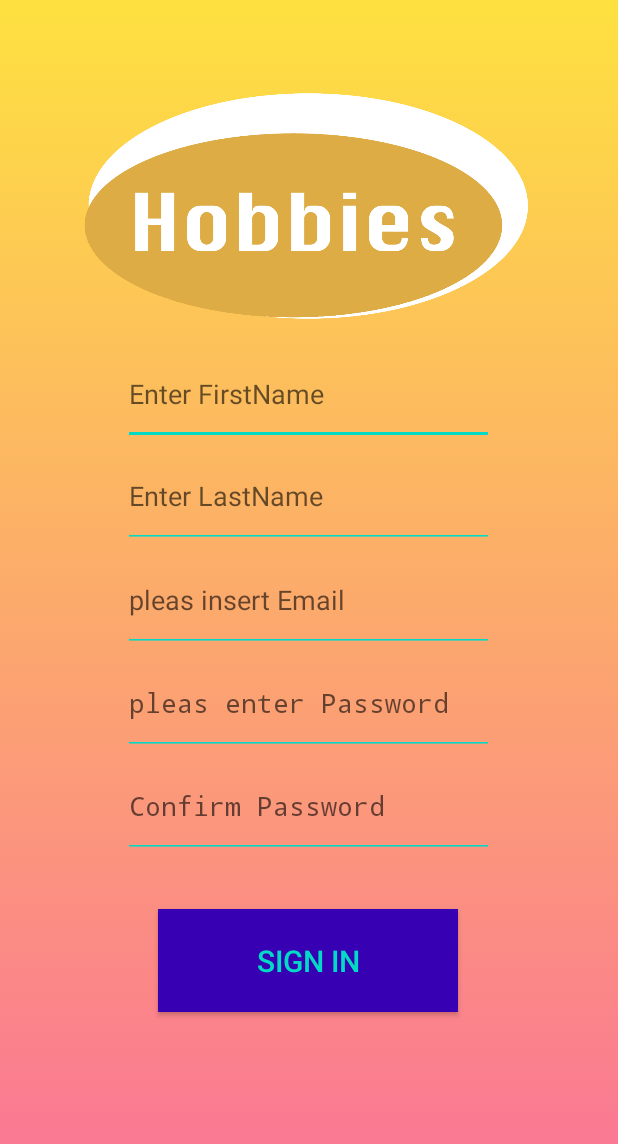
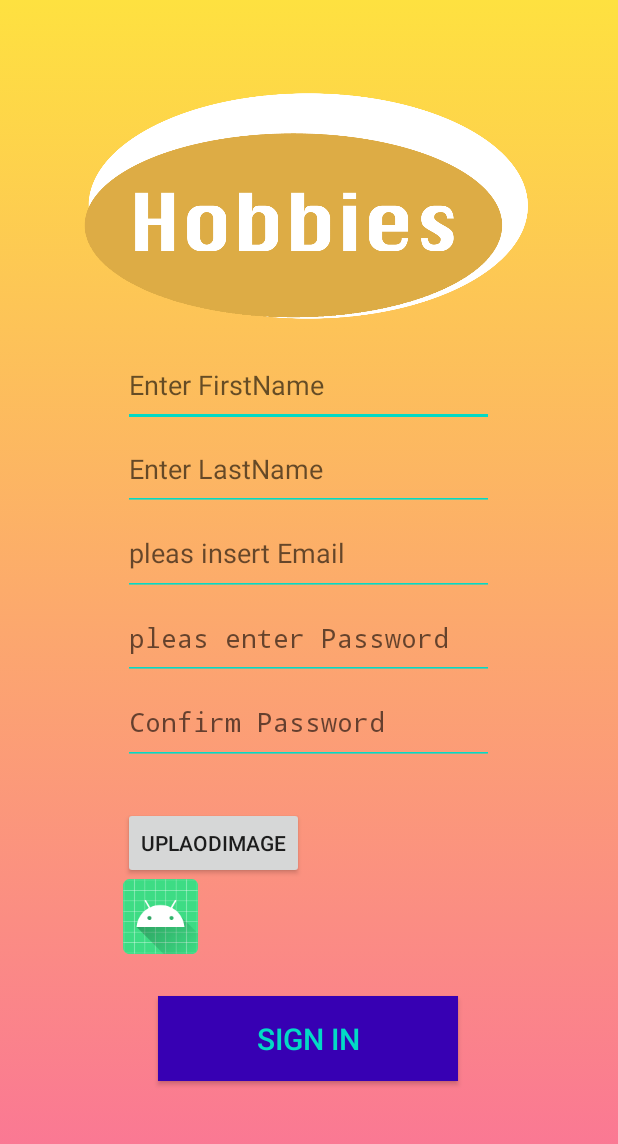
Before and after one commit to OriHalaf/MyHobbies, an Android app: the Register screen opened directly, with no data from a screen before it, after a tap on "SIGN IN", on a phone screen of 412 x 824 dp. Shown: the top 1144 px of the screen. Run offline under Robolectric (Android 15) with nearby library versions, the phone set to English and light mode, and no system bars; our stand-ins replace Firebase (no records; nobody signed in at launch, a user with empty details on screens opened directly); 1 statement that could not run was skipped.

Commit message:
ProfileImage

```diff
--- a/app/build.gradle
+++ b/app/build.gradle
@@ -36,7 +36,9 @@ dependencies {
     implementation 'androidx.constraintlayout:constraintlayout:2.0.4'
     implementation 'com.google.firebase:firebase-auth:21.0.1'
     implementation 'com.google.firebase:firebase-database:20.0.0'
+    implementation 'com.google.firebase:firebase-storage:20.0.0'
     testImplementation 'junit:junit:4.+'
     androidTestImplementation 'androidx.test.ext:junit:1.1.2'
     androidTestImplementation 'androidx.test.espresso:espresso-core:3.3.0'
+
 }
--- a/app/src/main/AndroidManifest.xml
+++ b/app/src/main/AndroidManifest.xml
@@ -2,6 +2,8 @@
 <manifest xmlns:android="http://schemas.android.com/apk/res/android"
     package="com.example.myhobbies">
 
+    <uses-permission-sdk-23 android:name="android.permission.INTERNET"/>
+    <uses-permission-sdk-23 android:name="android.permission.CAMERA"/>
     <application
         android:allowBackup="true"
         android:icon="@mipmap/ic_launcher"
--- a/app/src/main/java/com/example/myhobbies/Register.java
+++ b/app/src/main/java/com/example/myhobbies/Register.java
@@ -6,24 +6,41 @@ import androidx.appcompat.app.AppCompatActivity;
 import android.app.Activity;
 import android.content.Intent;
 import android.content.SharedPreferences;
+import android.graphics.Bitmap;
 import android.media.MediaPlayer;
 import android.os.Bundle;
+import android.preference.PreferenceManager;
+import android.provider.MediaStore;
+import android.util.Base64;
+import android.util.Log;
 import android.view.View;
 import android.widget.Button;
 import android.widget.EditText;
+import android.widget.ImageView;
 import android.widget.Toast;
 
 import com.google.android.gms.tasks.OnCompleteListener;
+import com.google.android.gms.tasks.OnFailureListener;
+import com.google.android.gms.tasks.OnSuccessListener;
 import com.google.android.gms.tasks.Task;
 import com.google.firebase.auth.AuthResult;
 import com.google.firebase.auth.FirebaseAuth;
 import com.google.firebase.database.DatabaseReference;
 import com.google.firebase.database.FirebaseDatabase;
+import com.google.firebase.storage.FirebaseStorage;
+import com.google.firebase.storage.StorageReference;
+import com.google.firebase.storage.UploadTask;
+
+import java.io.ByteArrayOutputStream;
+import java.util.concurrent.atomic.AtomicMarkableReference;
 
 public class Register extends Activity implements View.OnClickListener{
 
+   private StorageReference storageRef ; // שמירת תמונה ב FIREBASE
+    ImageView MyImage;
+
     EditText Email,ConfirmPass,Pass,FirstName,LastName;
-    Button btnToLogin;
+    Button btnToLogin, UplaodImage;
     FirebaseAuth mAuth;
     FirebaseDatabase database;
     DatabaseReference myRef;
@@ -34,6 +51,9 @@ public class Register extends Activity implements View.OnClickListener{
     protected void onCreate(Bundle savedInstanceState) {
         super.onCreate(savedInstanceState);
         setContentView(R.layout.activity_register);
+
+        storageRef = FirebaseStorage.getInstance().getReference();
+
         mAuth=FirebaseAuth.getInstance();
         database = FirebaseDatabase.getInstance();
         myRef = database.getReference("Users");
@@ -45,14 +65,18 @@ public class Register extends Activity implements View.OnClickListener{
         LastName = findViewById(R.id.LastName);
 //        sharedPreferences = getSharedPreferences("User",MODE_PRIVATE);
 //        editor = sharedPreferences.edit();
-
+        MyImage = findViewById(R.id.MyImage);
         InitViews();
         btnToLogin.setOnClickListener(this);
+        UplaodImage.setOnClickListener(this);
+
 
     }
 
     private void InitViews() {
         btnToLogin = findViewById(R.id.btnToLogin);
+        UplaodImage = findViewById(R.id.UplaodImage);
+
     }
     @Override
     public void onClick(View v) {
@@ -60,8 +84,52 @@ public class Register extends Activity implements View.OnClickListener{
             case R.id.btnToLogin:
                 InItButtonSignUp();
                 break;
+            case R.id.UplaodImage:
+                UplaodImage();
+
         }
     }
+    // העלאת תמונה
+    public void UplaodImage(){
+        Intent intent = new Intent(MediaStore.ACTION_IMAGE_CAPTURE);
+        int requestCode;
+        startActivityForResult(intent, requestCode= 101);
+    }
+
+    @Override
+    protected void onActivityResult(int requestCode, int resultCode, Intent data) {
+        super.onActivityResult(requestCode, resultCode, data);
+
+        if(requestCode == 101){
+            onCaptureImageResult(data);
+        }
+    }
+    private void onCaptureImageResult(Intent data){
+        Bitmap thumbnail = (Bitmap) data.getExtras().get("data");
+        ByteArrayOutputStream bytes = new ByteArrayOutputStream();
+        thumbnail.compress(Bitmap.CompressFormat.PNG, 90, bytes);
+        byte by[] = bytes.toByteArray();
+
+        MyImage.setImageBitmap(thumbnail);
+        uploadToFireBase(by);
+    }
+    private void uploadToFireBase(byte [] by){
+        StorageReference sr = storageRef.child("MyImages/a.jpg");
+        sr.putBytes(by).addOnSuccessListener(new OnSuccessListener<UploadTask.TaskSnapshot>() {
+            @Override
+            public void onSuccess(UploadTask.TaskSnapshot taskSnapshot) {
+                Toast.makeText( Register.this,""+"Successfully UpLoad",Toast.LENGTH_SHORT).show();
+
+            }
+        }).addOnFailureListener(new OnFailureListener() {
+            @Override
+            public void onFailure(@NonNull Exception e) {
+                Toast.makeText( Register.this,""+"Dosn`t UpLoad",Toast.LENGTH_SHORT).show();
+            }
+        });
+    }
+
+
 
     private void InItButtonSignUp() {
         if(!Pass.getText().toString().equals(ConfirmPass.getText().toString()))
--- a/app/src/main/res/layout/activity_register.xml
+++ b/app/src/main/res/layout/activity_register.xml
@@ -91,7 +91,25 @@
                 android:layout_width="match_parent"
                 android:layout_height="wrap_content"
                 android:layout_weight="0.5" />
+            <Button
+                android:id="@+id/UplaodImage"
+                android:layout_width="wrap_content"
+                android:layout_height="wrap_content"
+                android:onClick="UplaodImage"
+                android:text="UplaodImage"
+                tools:ignore="OnClick">
+            </Button>
 
+            <ImageView
+                android:id="@+id/MyImage"
+                android:layout_width="50dp"
+                android:layout_height="50dp"
+                android:src="@mipmap/ic_launcher_round" >
+            </ImageView>
+            <Space
+                android:layout_width="match_parent"
+                android:layout_height="wrap_content"
+                android:layout_weight="0.5" />
             <Button
                 android:id="@+id/btnToLogin"
                 android:layout_width="200dp"
--- a/build.gradle
+++ b/build.gradle
@@ -17,6 +17,7 @@ allprojects {
     repositories {
         google()
         jcenter()
+
     }
 }
 
```
Also changed, not shown: app/src/main/java/com/example/myhobbies/Profile.java (+9 -1 lines), app/src/main/java/com/example/myhobbies/Users.java (+12 -0 lines).
